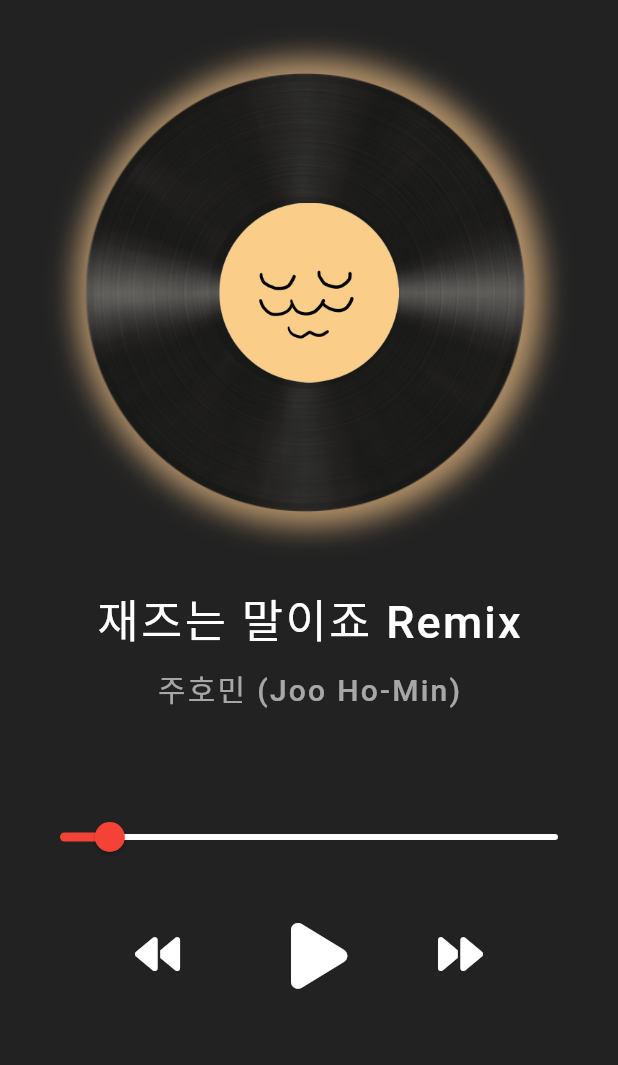
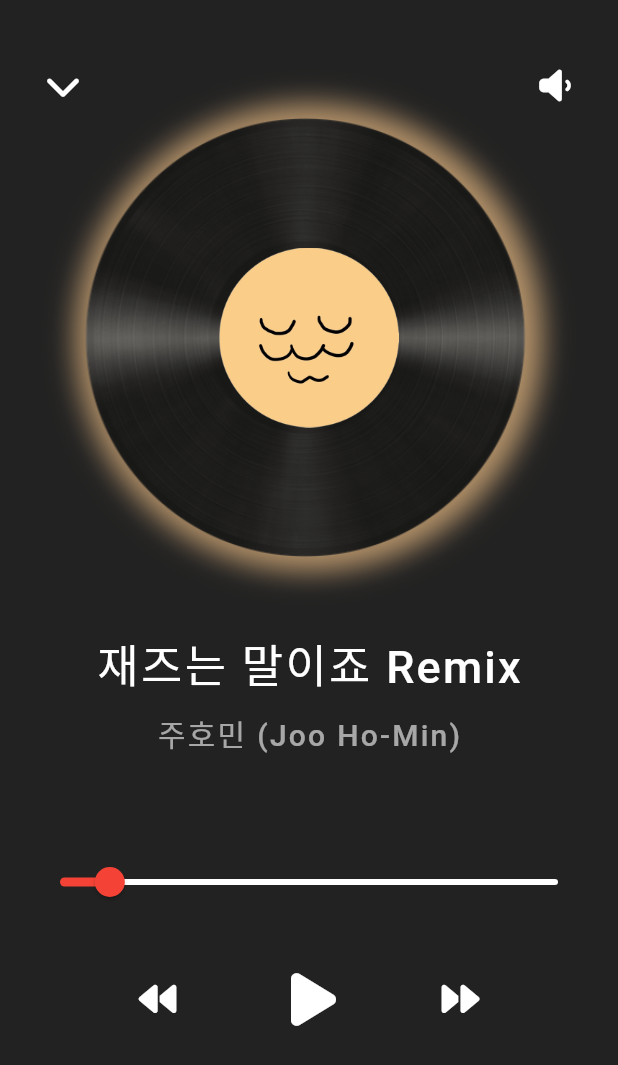
Before and after one commit to watchstep/what-is-jazz, a Flutter app: the screen it shows after launch, on a phone screen of 412 x 824 dp. Shown: the top 1065 px of the screen. Run offline on Flutter 3.47's test engine with Material 2 defaults, Android fonts, the phone set to English and light mode, and no system bars; our stand-ins replace animated_splash_screen, audioplayers, font_awesome_flutter, lottie; Roboto replaces fonts that are missing (SpoqaHanSans).

Commit message:
Create AppBar

```diff
--- a/lib/pages/home_page.dart
+++ b/lib/pages/home_page.dart
@@ -1,7 +1,5 @@
 import 'package:audioplayers/audioplayers.dart';
 import 'package:flutter/material.dart';
-import 'package:flutter/services.dart';
-import 'dart:typed_data';
 
 import 'package:font_awesome_flutter/font_awesome_flutter.dart';
 
@@ -16,23 +14,61 @@ class _HomePageState extends State<HomePage> {
   final background_color = Colors.grey[200];
   final skin_color = Color(0xFFF2C288);
 
-  // 주호민 재즈 음악 File Path
-  String joohomin_jazz = 'assets/audio/joohomin_jazz.mp3';
-  String joohomin_jazz_remix = 'assets/audio/joohomin_jazz_remix.mp3';
-
   // Audio Player
-  final audioPlayer = AudioPlayer();
+  AudioPlayer audioPlayer = AudioPlayer();
+  AudioCache audioCache =
+      AudioCache(prefix: 'assets/audio/joohomin_jazz_remix.mp3');
 
   @override
-  void initState(){
+  void initState() {
     super.initState();
     audioPlayer;
+    audioCache;
+  }
 
+  void pauseAudio() async {
+    await audioPlayer.pause();
+  }
+
+  void stopAudio() async {
+    await audioPlayer.stop();
+  }
+
+  void resumeAudio() async {
+    await audioPlayer.resume();
+  }
+
+  void playAudio() async {
+    await audioPlayer
+        .setSource(AssetSource('assets/audio/joohomin_jazz_remix.mp3'));
+    // audioPlayer.play();
+  }
+
+  void changeVolume(double value) {
+    audioPlayer.setVolume(value);
+  }
+
+  @override
+  void dispose(){
+    super.dispose();
+    audioPlayer.dispose();
   }
 
   @override
   Widget build(BuildContext context) {
-    final size = MediaQuery.of(context).size;
+    // final size = MediaQuery.of(context).size;
+    late String _total_duration;
+    late String _current_postion;
+    audioPlayer.getDuration().then((value){
+      setState(() {
+        _total_duration = value.toString();
+      });
+    });
+    audioPlayer.getCurrentPosition().then((value){
+      setState(() {
+        _current_postion = value.toString();
+      });
+    });
     return Scaffold(
       // extendBodyBehindAppBar: true,
       backgroundColor: Colors.black87,
@@ -44,13 +80,37 @@ class _HomePageState extends State<HomePage> {
       //     color: Colors.white60,
       //   ),
       // ),
+      appBar: PreferredSize(
+        preferredSize: Size.zero,
+        child: Container(
+            alignment: Alignment.topLeft,
+            child: Row(
+              mainAxisAlignment: MainAxisAlignment.spaceBetween,
+              children: [
+                IconButton(
+                    padding: EdgeInsets.fromLTRB(30, 45, 0, 0),
+                    onPressed: () {},
+                    icon: Icon(
+                      FontAwesomeIcons.chevronDown,
+                      color: Colors.white,
+                    )),
+                IconButton(
+                    padding: EdgeInsets.fromLTRB(0, 45, 30, 0),
+                    onPressed: () {},
+                    icon: Icon(
+                      FontAwesomeIcons.volumeLow,
+                      color: Colors.white,
+                    ))
+              ],
+            )),
+      ),
       body: SafeArea(
         child: SingleChildScrollView(
           child: Center(
             child: Column(
               children: [
                 const SizedBox(
-                  height: 40,
+                  height: 70,
                 ),
                 Stack(
                   alignment: Alignment.center,
@@ -111,7 +171,9 @@ class _HomePageState extends State<HomePage> {
                     inactiveColor: Colors.white,
                   ),
                 ),
-                const SizedBox(height: 30,),
+                const SizedBox(
+                  height: 30,
+                ),
                 Row(
                   mainAxisAlignment: MainAxisAlignment.center,
                   crossAxisAlignment: CrossAxisAlignment.center,
@@ -120,19 +182,19 @@ class _HomePageState extends State<HomePage> {
                       padding: EdgeInsets.zero,
                       onPressed: () {},
                       icon: FaIcon(FontAwesomeIcons.backward,
-                          color: Colors.white, size: 30),
+                          color: Colors.white, size: 25),
                     ),
                     IconButton(
                       padding: EdgeInsets.symmetric(horizontal: 65),
-                      onPressed: () {},
+                      onPressed: playAudio,
                       icon: FaIcon(FontAwesomeIcons.play,
-                          color: Colors.white, size: 50),
+                          color: Colors.white, size: 40),
                     ),
                     IconButton(
                         padding: EdgeInsets.zero,
                         onPressed: () {},
                         icon: FaIcon(FontAwesomeIcons.forward,
-                            color: Colors.white, size: 30))
+                            color: Colors.white, size: 25))
                   ],
                 )
               ],
--- a/lib/pages/splash_screen.dart
+++ b/lib/pages/splash_screen.dart
@@ -15,7 +15,6 @@ class _SplashScreenState extends State<SplashScreen> {
   Widget build(BuildContext context) {
     return Scaffold(
         body: AnimatedSplashScreen(
-      duration: 2500,
       splashIconSize: 350,
       backgroundColor: Colors.black,
       splashTransition: SplashTransition.fadeTransition,
@@ -30,9 +29,9 @@ class _SplashScreenState extends State<SplashScreen> {
             height: 20,
           ),
           Text('재즈가 뭐라고\n생각하세요?',
-              textAlign: TextAlign.center,
+              textAlign: TextAlign.start,
               style: TextStyle(
-                  fontSize: 40,
+                  fontSize: 35,
                   fontWeight: FontWeight.bold,
                   color: Colors.white,
                   letterSpacing: 3,))
--- a/pubspec.yaml
+++ b/pubspec.yaml
@@ -3,9 +3,7 @@ description: Jazz Player
 
 # The following line prevents the package from being accidentally published to
 # pub.dev using `flutter pub publish`. This is preferred for private packages.
-publish_to: 'none' # Remove this line if you wish to publish to pub.dev
-
-# The following defines the version and build number for your application.
+publish_to: 'none' # Remove this line if you wish to publish to pub.devwing defines the version and build number for your application.
 # A version number is three numbers separated by dots, like 1.2.43
 # followed by an optional build number separated by a +.
 # Both the version and the builder number may be overridden in flutter
```
Also changed, not shown: 1 other file.
